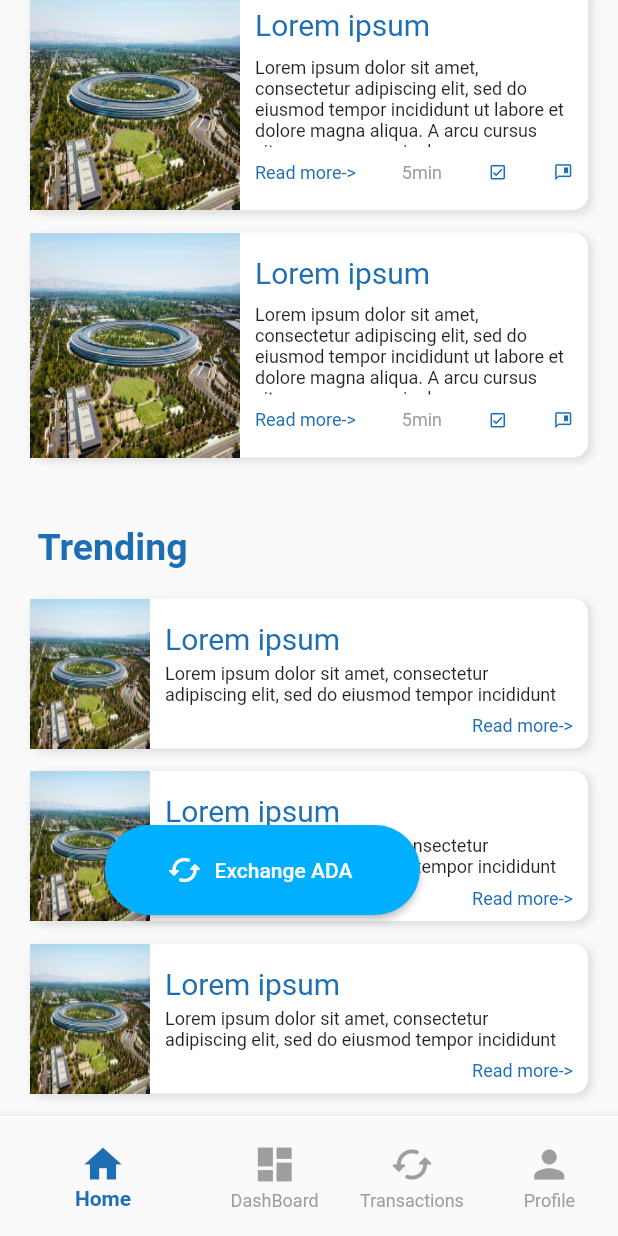
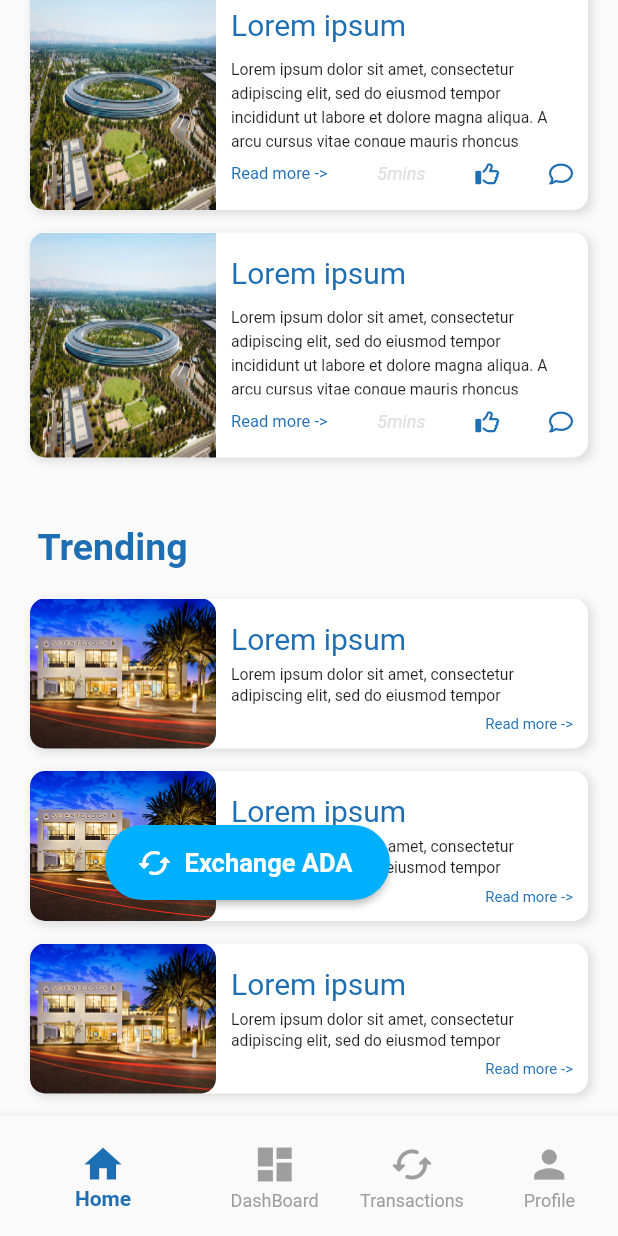
Before and after one commit to prudent-migabo/ada-to-mobile-money, a Flutter app: the BottomNavigationScreen screen opened by its route, scrolled down 359 dp, on a phone screen of 412 x 824 dp. Run offline on Flutter 3.47's test engine with Material 2 defaults, Android fonts, the phone set to English and light mode, and no system bars; our stand-ins replace animated_splash_screen, cached_network_image, cloud_firestore, country_code_picker, country_picker, file_picker and 6 more; missing offline and left inert: flutter_facebook_auth; accounts and stored records are empty; network calls fail.

Commit message:
ui modification in homescreen

```diff
--- a/lib/screens/bottom_navigation_screen/bottom_navigation_screen.dart
+++ b/lib/screens/bottom_navigation_screen/bottom_navigation_screen.dart
@@ -1,6 +1,7 @@
 import 'package:crypto_mob_app/screens/screens.dart';
 import 'package:crypto_mob_app/utils/utils.dart';
 import 'package:flutter/material.dart';
+import 'package:font_awesome_flutter/font_awesome_flutter.dart';
 
 class BottomNavigationScreen extends StatefulWidget {
    BottomNavigationScreen({Key? key}) : super(key: key);
@@ -46,7 +47,7 @@ class _BottomNavigationScreenState extends State<BottomNavigationScreen> {
           selectedLabelStyle: TextStyle(fontWeight: FontWeight.bold),
           items: const <BottomNavigationBarItem>[
             BottomNavigationBarItem(
-              icon: Icon(Icons.home_sharp),
+              icon: Icon(Icons.home),
               label: 'Home',
             ),
             BottomNavigationBarItem(
--- a/lib/screens/create_wallet_screen/components/warning_popup.dart
+++ b/lib/screens/create_wallet_screen/components/warning_popup.dart
@@ -32,7 +32,7 @@ void warningPopup (
                 Navigator.pop(context);
               },),),
            // SizedBox(height: 15,),
-            Center(child: Image(image: AssetImage(attention), width: 90, height: 90,)),
+            Center(child: Image(image: AssetImage(Assets.attention), width: 90, height: 90,)),
             SizedBox(height: 15,),
             Text("On the following screen, you will see the set of 15 random words. This is your wallet recovery phrase. It can be entered in any version of ADA in order to back up or restore your wallet's funds and private key"),
             SizedBox(height: 20,),
--- a/lib/screens/home_screen/components/exchange_positionned.dart
+++ b/lib/screens/home_screen/components/exchange_positionned.dart
@@ -25,11 +25,11 @@ class _ExchangePositionnedState extends State<ExchangePositionned> {
         top: 550,
         left: 70,
         child: SizedBox(
-          width: 210,
-          height: 60,
+          width: 190,
+          height: 50,
           child: RoundedButtonWithIcon(
             borderColor: Colors.transparent,
-            label: Text('Exchange ADA'),
+            label: Text('Exchange ADA', style: TextStyle(fontSize: 17, fontWeight: FontWeight.bold),),
             primary: Colors.lightBlueAccent.shade400,
             radius: 30,
             icon: Icon(Icons.cached_rounded),
--- a/lib/screens/home_screen/components/news_tile.dart
+++ b/lib/screens/home_screen/components/news_tile.dart
@@ -1,5 +1,6 @@
 import 'package:flutter/material.dart';
 import 'package:crypto_mob_app/widgets/widgets.dart';
+import 'package:font_awesome_flutter/font_awesome_flutter.dart';
 
 import '../../../utils/utils.dart';
 
@@ -47,6 +48,7 @@ class NewsContent extends StatelessWidget {
   @override
   Widget build(BuildContext context) {
     return Expanded(
+      flex: 2,
       child: Container(
         padding: EdgeInsets.symmetric(vertical: 15, horizontal: 10),
         child: Column(
@@ -57,16 +59,16 @@ class NewsContent extends StatelessWidget {
             Container(
               height: 60,
               child: Text('Lorem ipsum dolor sit amet, consectetur adipiscing elit, sed do eiusmod tempor incididunt ut labore et dolore magna aliqua. A arcu cursus vitae congue mauris rhoncus aenean. At auctor urna nunc id. Faucibus in ornare quam viverra. Nec feugiat in fermentum posuere urna nec tincidunt praesent. Ac orci phasellus egestas tellus rutrum tellus. Consequat interdum varius sit amet mattis vulputate.',
-                maxLines: 5, style: TextStyle(fontSize: 12),),
+                maxLines: 5, style: TextStyle(fontSize: 10.5, height: 1.5)),
             ),
             SizedBox(height: 10,),
             Row(
               mainAxisAlignment: MainAxisAlignment.spaceBetween,
               children: [
-                Text('Read more->', style: TextStyle(color: kMainColor, fontSize: 12),),
-                Text('5min', style: TextStyle(color: Colors.grey, fontSize: 12),),
-                Icon(Icons.check_box_outlined, color: kMainColor, size: 13,),
-                Icon(Icons.comment_bank_outlined, color: kMainColor, size: 13,),
+                Text('Read more ->', style: TextStyle(color: kMainColor, fontSize: 11),),
+                Text('5mins', style: TextStyle(color: Colors.grey[300], fontSize: 12, fontStyle: FontStyle.italic),),
+                Icon(FontAwesomeIcons.thumbsUp, color: kMainColor, size: 16,),
+                Icon(FontAwesomeIcons.comment, color: kMainColor, size: 16,),
 
               ],
             ),
@@ -84,10 +86,18 @@ class ImageOfNews extends StatelessWidget {
 
   @override
   Widget build(BuildContext context) {
-    return Image(image: AssetImage(img),
-      width: 140,
-      height: 150,
-      fit: BoxFit.fill,
+    return Expanded(
+      child: Container(
+        width: double.infinity,
+        height: double.infinity,
+        decoration: BoxDecoration(
+          borderRadius: BorderRadius.only(topLeft: Radius.circular(10), bottomLeft: Radius.circular(10)),
+          image: DecorationImage(
+            image: AssetImage(Assets.img),
+            fit: BoxFit.fill,
+          ),
+        ),
+      ),
     );
   }
 }
--- a/lib/screens/home_screen/components/trading_tile.dart
+++ b/lib/screens/home_screen/components/trading_tile.dart
@@ -46,6 +46,7 @@ class TradingContent extends StatelessWidget {
   @override
   Widget build(BuildContext context) {
     return Expanded(
+      flex: 2,
       child: Container(
         padding: EdgeInsets.only(top: 15, left: 10, right: 10, bottom: 5),
         child: Column(
@@ -56,12 +57,12 @@ class TradingContent extends StatelessWidget {
             Container(
               height: 30,
               child: Text('Lorem ipsum dolor sit amet, consectetur adipiscing elit, sed do eiusmod tempor incididunt ut labore et dolore magna aliqua. A arcu cursus vitae congue mauris rhoncus aenean. At auctor urna nunc id. Faucibus in ornare quam viverra. Nec feugiat in fermentum posuere urna nec tincidunt praesent. Ac orci phasellus egestas tellus rutrum tellus. Consequat interdum varius sit amet mattis vulputate.',
-                maxLines: 5, style: TextStyle(fontSize: 12),),
+                maxLines: 5, style: TextStyle(fontSize: 10.5, height: 1.3),),
             ),
             SizedBox(height: 5,),
             Align(
               alignment: Alignment.bottomRight,
-                child: Text('Read more->', style: TextStyle(color: kMainColor, fontSize: 12))),
+                child: Text('Read more ->', style: TextStyle(color: kMainColor, fontSize: 10))),
           ],
         ),
       ),
@@ -78,10 +79,18 @@ class ImageOfTrading extends StatelessWidget {
 
   @override
   Widget build(BuildContext context) {
-    return Image(image: AssetImage(img),
-      width: 80,
-      height: 100,
-      fit: BoxFit.fill,
+    return Expanded(
+      child: Container(
+        width: double.infinity,
+        height: double.infinity,
+        decoration: BoxDecoration(
+          borderRadius: BorderRadius.circular(10),
+          image: DecorationImage(
+            image: AssetImage(Assets.img3),
+            fit: BoxFit.fill,
+          ),
+        ),
+      ),
     );
   }
 }
--- a/lib/screens/login_screen/components/login_components.dart
+++ b/lib/screens/login_screen/components/login_components.dart
@@ -77,7 +77,7 @@ class _LoginComponentsState extends State<LoginComponents> {
               child: Image(
                 width: 80,
                   height: 80,
-                  image: AssetImage(logo))),
+                  image: AssetImage(Assets.logo))),
           SizedBox(height: 50,),
           Text('Login', style: TextStyle(color: kMainColor, fontSize: 35, fontWeight: FontWeight.bold),),
           SizedBox(height: 15,),
@@ -105,9 +105,9 @@ class _LoginComponentsState extends State<LoginComponents> {
           Row(
             mainAxisAlignment: MainAxisAlignment.center,
             children: [
-              ContainerForLogos(image: AssetImage(gmailLogo), onTap: _googleSignIn,),
+              ContainerForLogos(image: AssetImage(Assets.gmailLogo), onTap: _googleSignIn,),
               SizedBox(width: 15,),
-              ContainerForLogos(image: AssetImage(facebookLogo), onTap: _faceBookSignIn,),
+              ContainerForLogos(image: AssetImage(Assets.facebookLogo), onTap: _faceBookSignIn,),
             ],
           ),
           SizedBox(height: 20,),
--- a/lib/screens/recovery_phrase_screen/components/recovery_phrase_components.dart
+++ b/lib/screens/recovery_phrase_screen/components/recovery_phrase_components.dart
@@ -34,7 +34,7 @@ class RecoveryPhraseComponents extends StatelessWidget {
             ],
           ),
           SizedBox(height: 50,),
-          Center(child: Image(image: AssetImage(writeDown), width: 150, height: 150,),),
+          Center(child: Image(image: AssetImage(Assets.writeDown), width: 150, height: 150,),),
           SizedBox(height: 20,),
           Text('Make sure you have carefully written down your recovery phrase somewhere safe. You will need this phrase to use and restore your wallet.'),
           SizedBox(height: 5,),
--- a/lib/screens/splash_screen/splash_screen.dart
+++ b/lib/screens/splash_screen/splash_screen.dart
@@ -17,7 +17,7 @@ class SplashScreen extends StatelessWidget {
   Widget build(BuildContext context) {
     return AnimatedSplashScreen(
       splash: Center(
-        child: Image(image: AssetImage(logo),),
+        child: Image(image: AssetImage(Assets.logo),),
       ),
       nextScreen: Wrapper(),
       splashTransition: SplashTransition.scaleTransition,
--- a/lib/screens/successful_creation_wallet/successfull_wallet_creation.dart
+++ b/lib/screens/successful_creation_wallet/successfull_wallet_creation.dart
@@ -24,7 +24,7 @@ class SuccessfulCreationWallet extends StatelessWidget {
             SizedBox(height: 60,),
             Text("Wallet created successfuly", style: TextStyle(color: primary, fontWeight: boldStyle, fontSize: 35), textAlign: TextAlign.center,),
             SizedBox(height: 80,),
-            Image(image: AssetImage(cup)),
+            Image(image: AssetImage(Assets.cup)),
             SizedBox(height: 120,),
             CustomButton(text: 'Go to wallet', onPressed: (){
               _onSubmit(context);
--- a/lib/screens/successful_registration_screen/successful_registration_screen.dart
+++ b/lib/screens/successful_registration_screen/successful_registration_screen.dart
@@ -25,7 +25,7 @@ class SuccessfulRegistrationScreen extends StatelessWidget {
             SizedBox(height: 60,),
             Text("Account created successfuly", style: TextStyle(color: kMainColor, fontWeight: boldStyle, fontSize: 35), textAlign: TextAlign.center,),
             SizedBox(height: 80,),
-            Image(image: AssetImage(cup)),
+            Image(image: AssetImage(Assets.cup)),
             SizedBox(height: 120,),
             CustomButton(text: 'Proceed', onPressed: (){
               Navigator.pushNamedAndRemoveUntil(context, LoginScreen.routeName, (route) => false);
--- a/lib/utils/assets.dart
+++ b/lib/utils/assets.dart
@@ -1,9 +1,12 @@
-String logo = "assets/images/ada logo.png";
-String gmailLogo = 'assets/images/Gmail-Logo.png';
-String facebookLogo = 'assets/images/logo facebook.png';
-String cup = 'assets/images/cup.png';
-String coin = 'assets/images/coin.png';
-String img = 'assets/images/sillicon.png';
-String img3 = 'assets/images/img3.jpg';
-String attention = 'assets/images/attention.jpg';
-String writeDown = 'assets/images/white down.jpg';
+class Assets {
+  static const String logo = "assets/images/ada logo.png";
+  static const String gmailLogo = 'assets/images/Gmail-Logo.png';
+  static const String facebookLogo = 'assets/images/logo facebook.png';
+  static const String cup = 'assets/images/cup.png';
+  static const String coin = 'assets/images/coin.png';
+  static const String img = 'assets/images/sillicon.png';
+  static const String img3 = 'assets/images/img3.jpg';
+  static const String attention = 'assets/images/attention.jpg';
+  static const String writeDown = 'assets/images/white down.jpg';
+  static const String image1 = 'assets/images/image1.jpg';
+}
--- a/pubspec.yaml
+++ b/pubspec.yaml
@@ -48,6 +48,7 @@ dependencies:
   firebase_storage:
   http:
   cached_network_image:
+  font_awesome_flutter:
 
 dev_dependencies:
   flutter_test:
```
Also changed, not shown: assets/images/image1.jpg (added), pubspec.lock.
